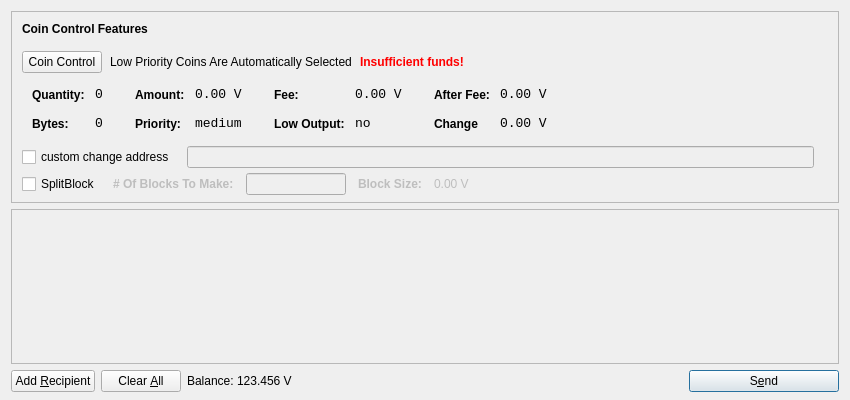
First picture: the form in src/qt/forms/sendcoinsdialog.ui, repository noise23/version, before the edit.
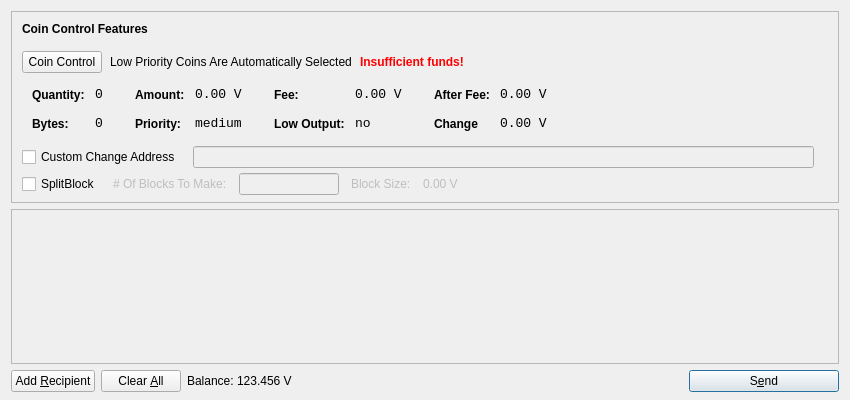
Second picture: the form after the edit. Icons and pictures are not drawn.

Commit message: sendcoinsdialog.ui font style edit

```diff
--- a/src/qt/forms/sendcoinsdialog.ui
+++ b/src/qt/forms/sendcoinsdialog.ui
@@ -560,7 +560,7 @@
           <item>
            <widget class="QCheckBox" name="checkBoxCoinControlChange">
             <property name="text">
-             <string>custom change address</string>
+             <string>Custom Change Address</string>
             </property>
            </widget>
           </item>
@@ -630,12 +630,6 @@
             <property name="enabled"> 
              <bool>false</bool> 
             </property> 
-            <property name="font"> 
-             <font> 
-              <weight>75</weight> 
-              <bold>true</bold> 
-             </font> 
-            </property> 
             <property name="text"> 
              <string># Of Blocks To Make:</string> 
             </property> 
@@ -665,12 +659,6 @@
             <property name="enabled"> 
              <bool>false</bool> 
             </property> 
-            <property name="font"> 
-             <font> 
-              <weight>75</weight> 
-              <bold>true</bold> 
-             </font> 
-            </property> 
             <property name="text"> 
              <string>Block Size:</string> 
             </property> 
```
